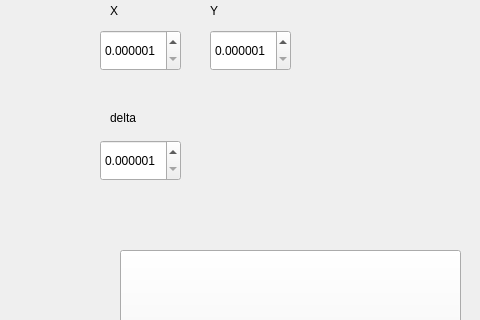
This is main_menu.ui in nikorai-prog/maps as Qt 5 draws it before an edit; both pictures show x 0 to 480 and y 0 to 320 of the 600 by 600 pixel window. The edited form follows.
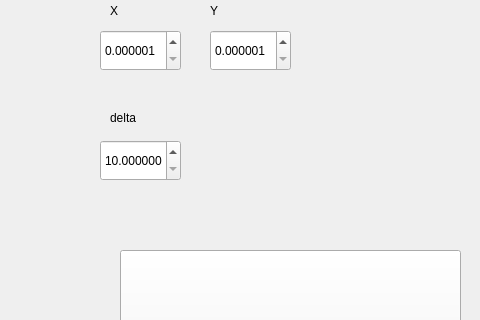
This is the edited form.

Commit message: max min

Diff of the .ui file:
```diff
--- a/main_menu.ui
+++ b/main_menu.ui
@@ -122,10 +122,10 @@
     <number>6</number>
    </property>
    <property name="minimum">
-    <double>0.000001000000000</double>
+    <double>10.000000000000000</double>
    </property>
    <property name="maximum">
-    <double>97.989999999999995</double>
+    <double>100.000000000000000</double>
    </property>
    <property name="singleStep">
     <double>0.000001000000000</double>
```
Left out of the diff: 16 changed lines with no effect on the pictures.
